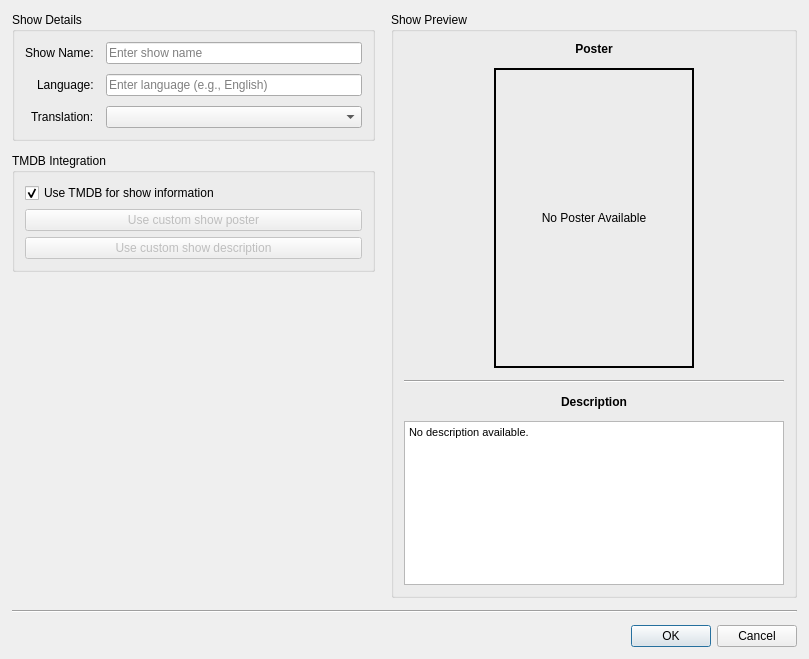
This is Operations-Features/videoplayer/showsplayer/vp_shows_add_dialog.ui in therealMaPMaKeR/MMDiary as Qt 5 draws it before an edit. The edited form follows.
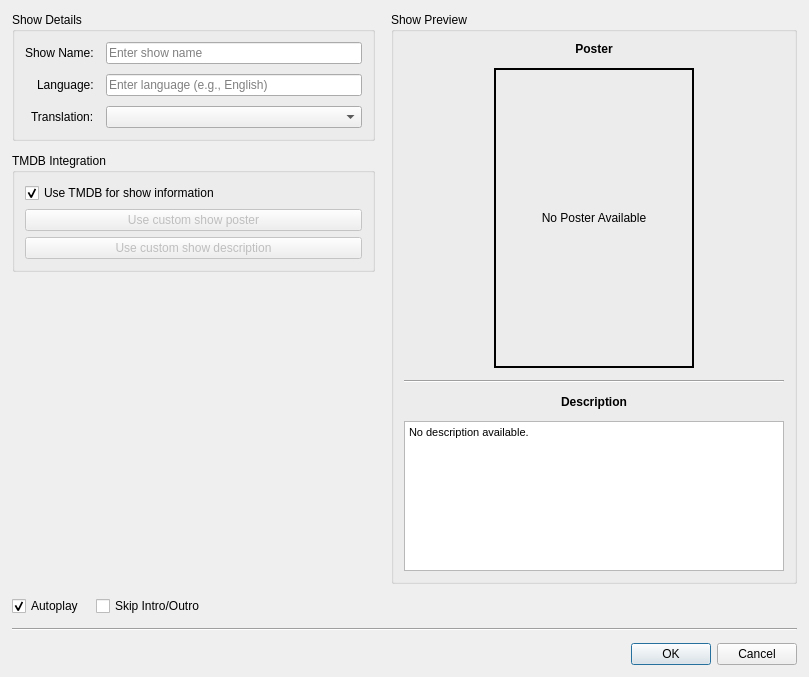
This is the edited form.

Commit message: began implementing settings saving to add episode dialog

What changed in the file:
```diff
--- a/Operations-Features/videoplayer/showsplayer/vp_shows_add_dialog.ui
+++ b/Operations-Features/videoplayer/showsplayer/vp_shows_add_dialog.ui
@@ -365,6 +365,43 @@
      </item>
     </layout>
    </item>
+   <item>
+    <layout class="QHBoxLayout" name="horizontalLayout_Settings">
+     <item>
+      <widget class="QCheckBox" name="checkBox_Autoplay">
+       <property name="text">
+        <string>Autoplay</string>
+       </property>
+       <property name="checked">
+        <bool>true</bool>
+       </property>
+      </widget>
+     </item>
+     <item>
+      <widget class="QCheckBox" name="checkBox_SkipIntroOutro">
+       <property name="text">
+        <string>Skip Intro/Outro</string>
+       </property>
+       <property name="checked">
+        <bool>false</bool>
+       </property>
+      </widget>
+     </item>
+     <item>
+      <spacer name="horizontalSpacer_Settings">
+       <property name="orientation">
+        <enum>Qt::Horizontal</enum>
+       </property>
+       <property name="sizeHint" stdset="0">
+        <size>
+         <width>40</width>
+         <height>20</height>
+        </size>
+       </property>
+      </spacer>
+     </item>
+    </layout>
+   </item>
    <item>
     <widget class="Line" name="line_2">
      <property name="orientation">
```
The commit also changes 4 other files.
